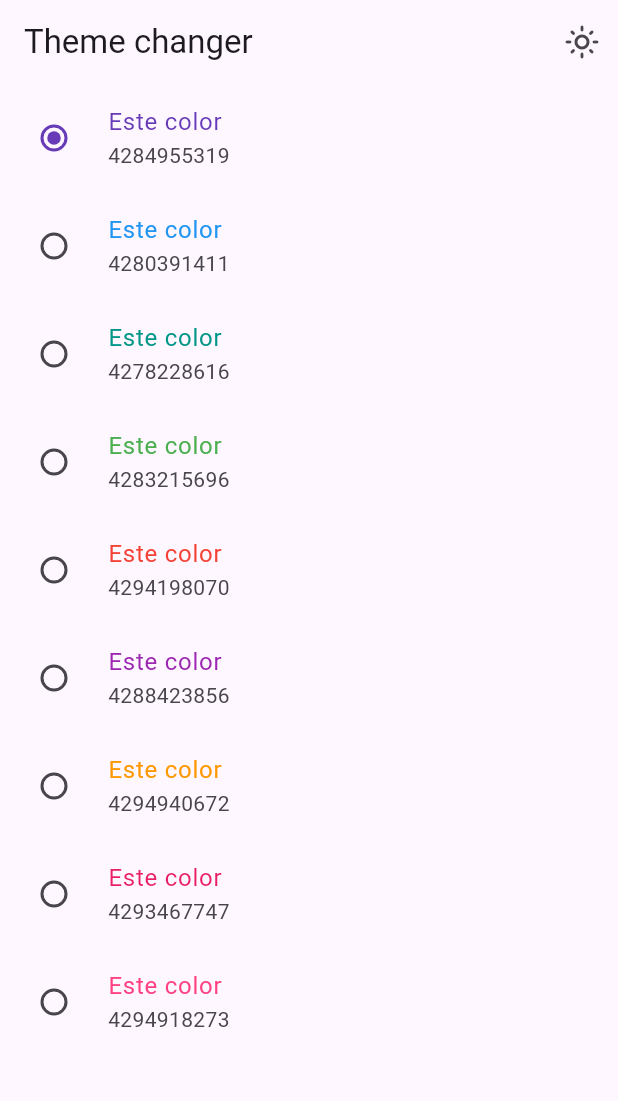
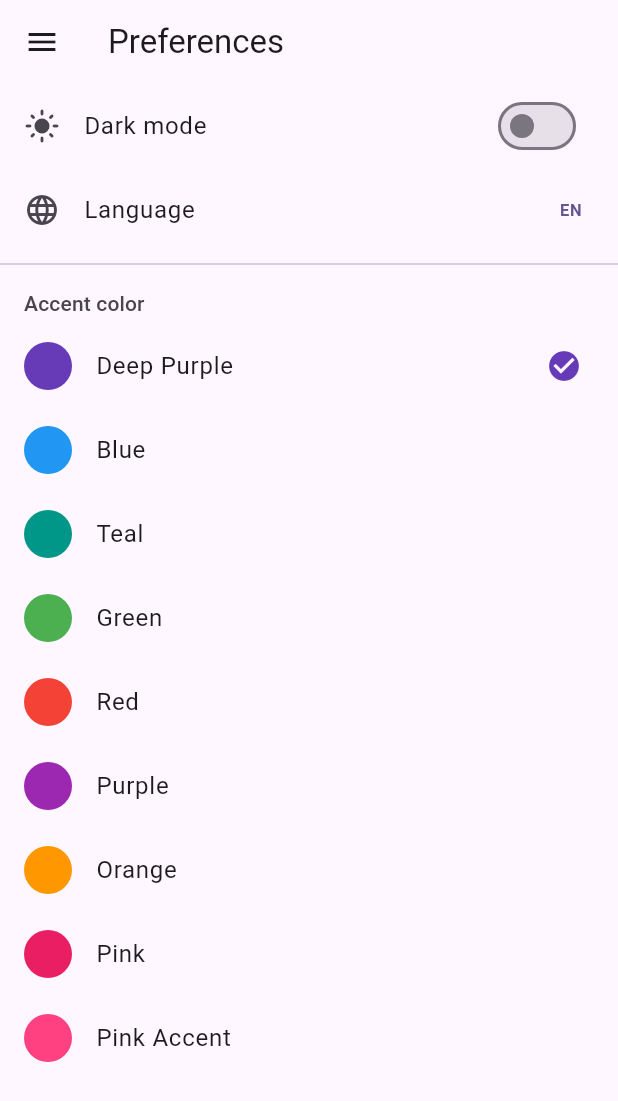
Before and after one commit to carloswrc6/front-we, a Flutter app: the ThemeChangerScreen screen opened by its route, on a phone screen of 412 x 824 dp. Shown: the top 1101 px of the screen. Run offline on Flutter 3.47's test engine with Material 3 defaults, Android fonts, the phone set to English and light mode, and no system bars; our stand-ins replace dio, flutter_dotenv, flutter_fortune_wheel, flutter_riverpod, flutter_secure_storage, go_router and 2 more; accounts and stored records are empty.

Commit message:
feat: theme and language

```diff
--- a/lib/l10n/app_localizations.dart
+++ b/lib/l10n/app_localizations.dart
@@ -84,6 +84,19 @@ abstract class AppLocalizations {
   String get menuTheme;
   String get menuThemeSubtitle;
   String get menuLogout;
+  String get themeTitle;
+  String get themeDarkMode;
+  String get themeLanguage;
+  String get themeSelectColor;
+  String get colorDeepPurple;
+  String get colorBlue;
+  String get colorTeal;
+  String get colorGreen;
+  String get colorRed;
+  String get colorPurple;
+  String get colorOrange;
+  String get colorPink;
+  String get colorPinkAccent;
   String get subsTitleMenu;
   String get subsTitle;
   String get subsDescription;
--- a/lib/l10n/app_localizations_en.dart
+++ b/lib/l10n/app_localizations_en.dart
@@ -125,11 +125,37 @@ class AppLocalizationsEn extends AppLocalizations {
   @override
   String get menuSubscriptionSubtitle => "Your plan";
   @override
-  String get menuTheme => "Theme";
+  String get menuTheme => "Theme and language";
   @override
   String get menuThemeSubtitle => "Customize app";
   @override
   String get menuLogout => "Logout";
+  @override
+  String get themeTitle => "Preferences";
+  @override
+  String get themeDarkMode => "Dark mode";
+  @override
+  String get themeLanguage => "Language";
+  @override
+  String get themeSelectColor => "Accent color";
+  @override
+  String get colorDeepPurple => "Deep Purple";
+  @override
+  String get colorBlue => "Blue";
+  @override
+  String get colorTeal => "Teal";
+  @override
+  String get colorGreen => "Green";
+  @override
+  String get colorRed => "Red";
+  @override
+  String get colorPurple => "Purple";
+  @override
+  String get colorOrange => "Orange";
+  @override
+  String get colorPink => "Pink";
+  @override
+  String get colorPinkAccent => "Pink Accent";
 
   // Susb
   @override
--- a/lib/presentation/home/ThemeChangerScreen.dart
+++ b/lib/presentation/home/ThemeChangerScreen.dart
@@ -1,3 +1,6 @@
+import 'package:frontwe/l10n/app_localizations.dart';
+import 'package:frontwe/presentation/shared/widgets/SideMenu.dart';
+import 'package:frontwe/providers/lang/locale_provider.dart';
 import 'package:frontwe/providers/theme/theme_provider.dart';
 import 'package:flutter/material.dart';
 import 'package:flutter_riverpod/flutter_riverpod.dart';
@@ -9,23 +12,12 @@ class ThemeChangerScreen extends ConsumerWidget {
 
   @override
   Widget build(BuildContext context, ref) {
-    final isDarkmode = ref.watch(themeNotifierProvider).isDarkmode;
+    final t = AppLocalizations.of(context)!;
 
     return Scaffold(
+      drawer: const SideMenu(),
       appBar: AppBar(
-        title: const Text('Theme changer'),
-        actions: [
-          IconButton(
-            icon: Icon(
-              isDarkmode ? Icons.dark_mode_outlined : Icons.light_mode_outlined,
-            ),
-            onPressed: () {
-              // ref.read(isDarkmodeProvider.notifier)
-              //   .update((state) => !state );
-              ref.read(themeNotifierProvider.notifier).toggleDarkmode();
-            },
-          ),
-        ],
+        title: Text(t.themeTitle),
       ),
       body: const _ThemeChangerView(),
     );
@@ -35,29 +27,103 @@ class ThemeChangerScreen extends ConsumerWidget {
 class _ThemeChangerView extends ConsumerWidget {
   const _ThemeChangerView();
 
+  String _colorLabel(AppLocalizations t, int index) {
+    const keys = [
+      'colorDeepPurple',
+      'colorBlue',
+      'colorTeal',
+      'colorGreen',
+      'colorRed',
+      'colorPurple',
+      'colorOrange',
+      'colorPink',
+      'colorPinkAccent',
+    ];
+    if (index < 0 || index >= keys.length) return '';
+    switch (keys[index]) {
+      case 'colorDeepPurple': return t.colorDeepPurple;
+      case 'colorBlue': return t.colorBlue;
+      case 'colorTeal': return t.colorTeal;
+      case 'colorGreen': return t.colorGreen;
+      case 'colorRed': return t.colorRed;
+      case 'colorPurple': return t.colorPurple;
+      case 'colorOrange': return t.colorOrange;
+      case 'colorPink': return t.colorPink;
+      case 'colorPinkAccent': return t.colorPinkAccent;
+      default: return '';
+    }
+  }
+
   @override
   Widget build(BuildContext context, ref) {
+    final t = AppLocalizations.of(context)!;
+    final locale = ref.watch(localeProvider);
     final List<Color> colors = ref.watch(colorListProvider);
-    final int selectedColor = ref.watch(themeNotifierProvider).selectedColor;
-    // final int selectedColor = ref.watch( selectedColorProvider );
+    final themeState = ref.watch(themeNotifierProvider);
+    final isDarkmode = themeState.isDarkmode;
+    final selectedColor = themeState.selectedColor;
+    final cs = Theme.of(context).colorScheme;
 
-    return ListView.builder(
-      itemCount: colors.length,
-      itemBuilder: (context, index) {
-        final Color color = colors[index];
+    return ListView(
+      children: [
+        SwitchListTile(
+          value: isDarkmode,
+          onChanged: (_) {
+            ref.read(themeNotifierProvider.notifier).toggleDarkmode();
+          },
+          secondary: Icon(
+            isDarkmode ? Icons.dark_mode : Icons.light_mode,
+          ),
+          title: Text(t.themeDarkMode),
+        ),
+        ListTile(
+          leading: const Icon(Icons.language),
+          title: Text(t.themeLanguage),
+          trailing: Text(
+            locale.languageCode.toUpperCase(),
+            style: TextStyle(
+              fontWeight: FontWeight.bold,
+              color: cs.primary,
+            ),
+          ),
+          onTap: () {
+            final newLocale = locale.languageCode == 'es'
+                ? const Locale('en')
+                : const Locale('es');
+            ref.read(localeProvider.notifier).changeLocale(newLocale);
+          },
+        ),
+        const Divider(),
+        Padding(
+          padding: const EdgeInsets.fromLTRB(16, 8, 16, 4),
+          child: Text(
+            t.themeSelectColor,
+            style: Theme.of(context).textTheme.titleSmall?.copyWith(
+              color: cs.onSurfaceVariant,
+            ),
+          ),
+        ),
+        ...colors.asMap().entries.map((entry) {
+          final index = entry.key;
+          final color = entry.value;
 
-        return RadioListTile(
-          title: Text('Este color', style: TextStyle(color: color)),
-          subtitle: Text('${color.value}'),
-          activeColor: color,
-          value: index,
-          groupValue: selectedColor,
-          onChanged: (value) {
-            // ref.read(selectedColorProvider.notifier).state = index;
-            ref.watch(themeNotifierProvider.notifier).changeColorIndex(index);
-          },
-        );
-      },
+          return ListTile(
+            leading: CircleAvatar(
+              backgroundColor: color,
+              radius: 16,
+            ),
+            title: Text(_colorLabel(t, index)),
+            trailing: index == selectedColor
+                ? Icon(Icons.check_circle, color: color)
+                : null,
+            onTap: () {
+              ref
+                  .read(themeNotifierProvider.notifier)
+                  .changeColorIndex(index);
+            },
+          );
+        }),
+      ],
     );
   }
 }
```
Also changed, not shown: lib/l10n/app_localizations_es.dart (+27 -1 lines).
